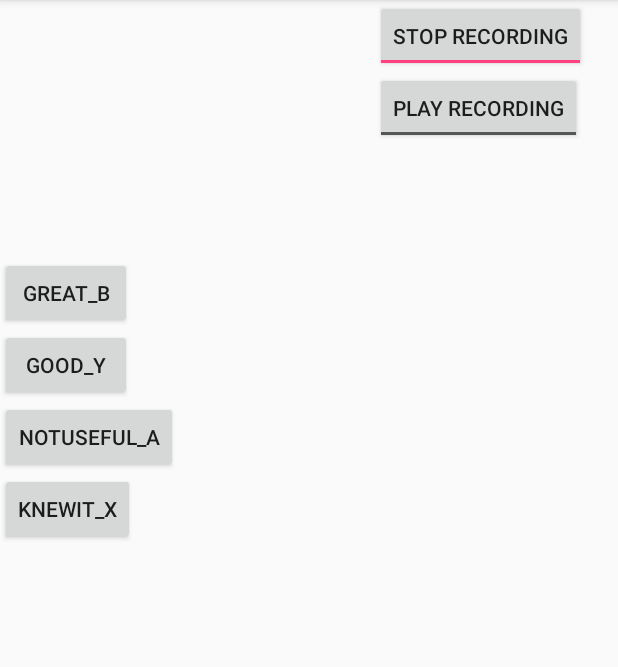
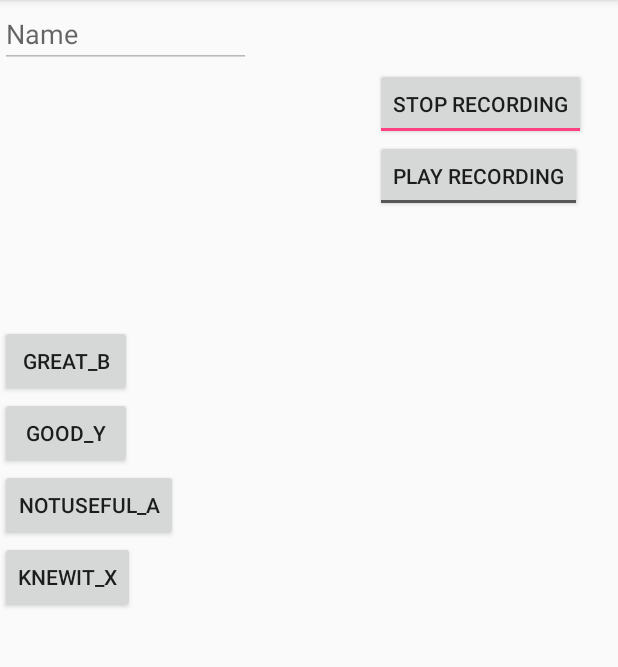
Before and after one commit to saritszpiro/recordaudiotoexternal, an Android app: the screen it shows after launch (MainActivity), after a tap on "START RECORDING", on a phone screen of 412 x 824 dp, the part 84-751 px from its top. Run offline under Robolectric (Android 15) with nearby library versions, the light colour scheme and no system bars.

Commit message:
Added EditText to capture participant name and use in filename

```diff
--- a/app/src/main/java/com/example/sarit/recordaudiotoexternal/MainActivity.java
+++ b/app/src/main/java/com/example/sarit/recordaudiotoexternal/MainActivity.java
@@ -1,45 +1,44 @@
 package com.example.sarit.recordaudiotoexternal;
 
 //import com.example.sarit.recordaudiotoexternal.*;
-import android.app.Activity;
+
+import android.content.Context;
 import android.content.pm.PackageManager;
+import android.media.AudioManager;
 import android.media.MediaPlayer;
 import android.media.MediaRecorder;
+import android.media.SoundPool;
+import android.os.Bundle;
 import android.os.Environment;
 import android.support.v4.app.ActivityCompat;
 import android.support.v4.content.ContextCompat;
 import android.support.v7.app.AppCompatActivity;
-import android.os.Bundle;
 import android.util.Log;
+import android.view.KeyEvent;
 import android.view.View;
+import android.view.inputmethod.EditorInfo;
+import android.view.inputmethod.InputMethodManager;
 import android.widget.Button;
+import android.widget.EditText;
+import android.widget.TextView;
+import android.widget.TextView.OnEditorActionListener;
 import android.widget.Toast;
 import android.widget.ToggleButton;
-import android.view.KeyEvent;
-import android.app.AlertDialog.Builder;
-import android.content.DialogInterface;
-import android.os.Bundle;
-import android.view.View;
-import android.view.View.OnClickListener;
-import android.media.AudioManager;
-import android.media.SoundPool;
-import android.media.SoundPool.OnLoadCompleteListener;
 
-import java.text.SimpleDateFormat;
 import java.io.FileNotFoundException;
 import java.io.FileOutputStream;
 import java.io.IOException;
 import java.io.PrintWriter;
+import java.text.Format;
+import java.text.SimpleDateFormat;
 import java.util.Date;
-import java.text.Format;
 
 import static android.Manifest.permission.RECORD_AUDIO;
 import static android.Manifest.permission.WRITE_EXTERNAL_STORAGE;
+import static android.view.KeyEvent.KEYCODE_BUTTON_A;
 import static android.view.KeyEvent.KEYCODE_BUTTON_B;
-import static android.view.KeyEvent.KEYCODE_BUTTON_A;
 import static android.view.KeyEvent.KEYCODE_BUTTON_X;
 import static android.view.KeyEvent.KEYCODE_BUTTON_Y;
-import static android.view.KeyEvent.KEYCODE_BACK;
 
 public class MainActivity extends AppCompatActivity {
     private ToggleButton startRecording, playRecording;
@@ -51,11 +50,13 @@ public class MainActivity extends AppCompatActivity {
     boolean isRecording = false;
     boolean isPlaying = false;
     boolean loaded = false;
-    private static String mFileName = null;
-    private static String dataFile = null;
+    private  String mFileName = null;
+    private  String dataFile = null;
     //private String[] args;
     private SoundPool soundPool;
     private int beep1, beep2, beep3,beep4;
+    EditText participantName;
+    private String text = null;
 
     @Override
     protected void onCreate(Bundle savedInstanceState) {
@@ -72,6 +73,7 @@ public class MainActivity extends AppCompatActivity {
         notuseful_a.setEnabled(false);
         knewit_x.setEnabled(false);
         playRecording.setEnabled(false);
+
         soundPool = new SoundPool(10, AudioManager.STREAM_MUSIC, 0);
         soundPool.setOnLoadCompleteListener(new SoundPool.OnLoadCompleteListener() {
             @Override
@@ -84,15 +86,24 @@ public class MainActivity extends AppCompatActivity {
         beep3 = soundPool.load(this, R.raw.beep3, 1);
         beep4 = soundPool.load(this, R.raw.beep4, 1);
 
-
-        String expTime = updateTime();
-        mFileName = Environment.getExternalStoragePublicDirectory(Environment.DIRECTORY_PODCASTS).getAbsolutePath();
-        //Toast.makeText(MainActivity.this,mFileName.toString(),Toast.LENGTH_SHORT).show();
-        mFileName += "/AudioRecording_" + expTime + "_.3gp";
-
-        dataFile = Environment.getExternalStoragePublicDirectory(Environment.DIRECTORY_DOWNLOADS).getAbsolutePath();
-        //Toast.makeText(MainActivity.this,dataFile.toString(),Toast.LENGTH_SHORT).show();
-        dataFile += "/SaritData_" + expTime + ".txt";
+        participantName = (EditText) findViewById(R.id.participantName);
+        participantName.setHint("Name");
+        //setContentView(R.layout.activity_main);
+        participantName.setOnEditorActionListener(new OnEditorActionListener() {
+            @Override
+            public boolean onEditorAction(TextView v, int actionId, KeyEvent event) {
+                boolean handled = false;
+                if (actionId == EditorInfo.IME_ACTION_DONE) {
+                    Toast.makeText(MainActivity.this,participantName.getText().toString(),Toast.LENGTH_SHORT).show();
+                    String text= participantName.getEditableText().toString();
+                    InputMethodManager imm = (InputMethodManager)getSystemService(Context.INPUT_METHOD_SERVICE);
+                    imm.hideSoftInputFromWindow(participantName.getWindowToken(), 0);
+                    handled = true;
+                }
+                return handled;
+            }
+        });
+        //Toast.makeText(MainActivity.this,text,Toast.LENGTH_SHORT).show();
 
     }
 
@@ -141,7 +152,16 @@ public class MainActivity extends AppCompatActivity {
         }
     }
     public void startRecording(View view){
+        text = participantName.getEditableText().toString();
         //Toast.makeText(MainActivity.this, "in startRecording", Toast.LENGTH_SHORT).show();
+        String expTime = updateTime();
+        mFileName = Environment.getExternalStoragePublicDirectory(Environment.DIRECTORY_PODCASTS).getAbsolutePath();
+        //Toast.makeText(MainActivity.this,mFileName.toString(),Toast.LENGTH_SHORT).show();
+        mFileName += "/AudioRecording_" + text + "_" + expTime + "_.3gp";
+
+        dataFile = Environment.getExternalStoragePublicDirectory(Environment.DIRECTORY_DOWNLOADS).getAbsolutePath();
+        //Toast.makeText(MainActivity.this,dataFile.toString(),Toast.LENGTH_SHORT).show();
+        dataFile += "/SaritData_" + text + "_" + expTime + ".txt";
 
         if(CheckPermissions()) {
             if (!isRecording) { // if recording audio
@@ -149,13 +169,14 @@ public class MainActivity extends AppCompatActivity {
                 good_y.setEnabled(true);
                 notuseful_a.setEnabled(true);
                 knewit_x.setEnabled(true);
+                participantName.setEnabled(false);
 
                 mRecorder = new MediaRecorder();
                 mRecorder.setAudioSource(MediaRecorder.AudioSource.MIC);
                 mRecorder.setOutputFormat(MediaRecorder.OutputFormat.THREE_GPP);
                 mRecorder.setAudioEncoder(MediaRecorder.AudioEncoder.AMR_NB);
                 mRecorder.setOutputFile(mFileName);
-                //Toast.makeText(MainActivity.this, mFileName.toString(), Toast.LENGTH_SHORT).show();
+                Toast.makeText(MainActivity.this, mFileName.toString(), Toast.LENGTH_SHORT).show();
                 try {
                     mRecorder.prepare();
                 } catch (IOException e) {
@@ -171,6 +192,7 @@ public class MainActivity extends AppCompatActivity {
                 good_y.setEnabled(false);
                 notuseful_a.setEnabled(false);
                 knewit_x.setEnabled(false);
+                participantName.setEnabled(true);
                 mRecorder.stop();
                 mRecorder.release();
                 mRecorder = null;
@@ -222,7 +244,7 @@ public class MainActivity extends AppCompatActivity {
     public void appendData(String toprint){
         try {
             FileOutputStream outputWriter = new FileOutputStream(dataFile, true);
-            //Toast.makeText(getApplicationContext(), "msg to be written" + toprint, Toast.LENGTH_SHORT).show();
+            Toast.makeText(getApplicationContext(), "msg to be written " + dataFile.toString(), Toast.LENGTH_SHORT).show();
 
             outputWriter.write(toprint.toString().getBytes());
             PrintWriter pw = new PrintWriter(outputWriter);
--- a/app/src/main/res/layout/activity_main.xml
+++ b/app/src/main/res/layout/activity_main.xml
@@ -4,6 +4,15 @@
     android:orientation="vertical" android:layout_width="match_parent"
     android:layout_height="match_parent">
 
+
+    <EditText
+        android:id="@+id/participantName"
+        android:layout_width="167dp"
+        android:layout_height="wrap_content"
+        android:ems="10"
+        android:inputType="textPersonName"
+        android:hint="Name"
+        android:imeOptions="actionDone"/>
 
     <ToggleButton
         android:id="@+id/startRecording"
```
